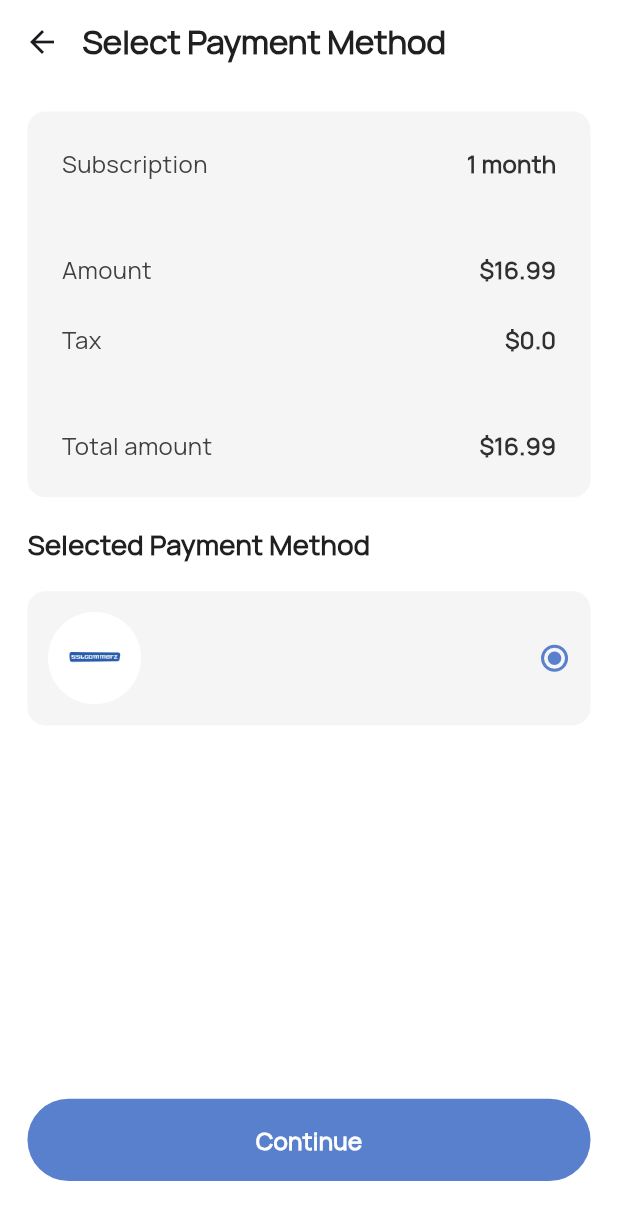
After one commit to Sayeed-Maheen/Falaj-User-App, a Flutter app: the SelectPaymentMethodScreen screen opened directly, on a phone screen of 412 x 824 dp. The commit adds this screen. Shown: the top 1220 px of the screen. Run offline on Flutter 3.47's test engine with Material 2 defaults, Android fonts, the phone set to English and light mode, and no system bars; our stand-ins replace dotted_border, dropdown_button2, file_picker, flutter_screenutil, flutter_svg, flutter_switch and 2 more; accounts and stored records are empty.

Commit message:
20.08.23

```diff
--- /dev/null
+++ b/lib/screens/select_payment_method_screen.dart
@@ -0,0 +1,212 @@
+import 'package:falaj_user_app/screens/select_payment_method_congrats_screen.dart';
+import 'package:flutter/material.dart';
+import 'package:flutter_screenutil/flutter_screenutil.dart';
+
+import '../utils/app_colors.dart';
+
+class SelectPaymentMethodScreen extends StatefulWidget {
+  const SelectPaymentMethodScreen({Key? key}) : super(key: key);
+
+  @override
+  State<SelectPaymentMethodScreen> createState() =>
+      _SelectPaymentMethodScreenState();
+}
+
+class _SelectPaymentMethodScreenState extends State<SelectPaymentMethodScreen> {
+  int _radioSelected = 1;
+  late String _radioVal;
+
+  @override
+  Widget build(BuildContext context) {
+    return Scaffold(
+      backgroundColor: AppColors.colorWhiteHighEmp,
+      appBar: AppBar(
+        flexibleSpace: Container(
+          color: AppColors.colorWhiteHighEmp, // Set a fixed color here
+        ),
+        titleSpacing: -1,
+        leading: IconButton(
+          onPressed: () => Navigator.pop(context),
+          icon: const Icon(
+            Icons.arrow_back,
+            //  color: AppColors.colorBlackHighEmp,
+          ),
+        ),
+        title: const Text(
+          "Select Payment Method",
+          style: TextStyle(
+              color: AppColors.colorBlackHighEmp, fontWeight: FontWeight.w600),
+        ),
+      ),
+      body: SafeArea(
+          child: ListView(
+        children: [
+          Container(
+            margin: REdgeInsets.all(16),
+            padding: REdgeInsets.all(20),
+            decoration: BoxDecoration(
+              color: AppColors.colorGrey2,
+              borderRadius: BorderRadius.circular(12),
+            ),
+            child: Column(
+              children: [
+                Row(
+                  mainAxisAlignment: MainAxisAlignment.spaceBetween,
+                  children: [
+                    Text(
+                      "Subscription",
+                      style: TextStyle(
+                        fontSize: 14.sp,
+                        fontWeight: FontWeight.w300,
+                        color: AppColors.colorText,
+                      ),
+                    ),
+                    Text(
+                      "1 month",
+                      style: TextStyle(
+                        fontSize: 14.sp,
+                        fontWeight: FontWeight.w600,
+                        color: AppColors.colorText2,
+                      ),
+                    ),
+                  ],
+                ),
+                SizedBox(height: 40.h),
+                Row(
+                  mainAxisAlignment: MainAxisAlignment.spaceBetween,
+                  children: [
+                    Text(
+                      "Amount",
+                      style: TextStyle(
+                        fontSize: 14.sp,
+                        fontWeight: FontWeight.w300,
+                        color: AppColors.colorText,
+                      ),
+                    ),
+                    Text(
+                      "\$16.99",
+                      style: TextStyle(
+                        fontSize: 14.sp,
+                        fontWeight: FontWeight.w600,
+                        color: AppColors.colorText2,
+                      ),
+                    ),
+                  ],
+                ),
+                SizedBox(height: 20.h),
+                Row(
+                  mainAxisAlignment: MainAxisAlignment.spaceBetween,
+                  children: [
+                    Text(
+                      "Tax",
+                      style: TextStyle(
+                        fontSize: 14.sp,
+                        fontWeight: FontWeight.w300,
+                        color: AppColors.colorText,
+                      ),
+                    ),
+                    Text(
+                      "\$0.0",
+                      style: TextStyle(
+                        fontSize: 14.sp,
+                        fontWeight: FontWeight.w600,
+                        color: AppColors.colorText2,
+                      ),
+                    ),
+                  ],
+                ),
+                SizedBox(height: 40.h),
+                Row(
+                  mainAxisAlignment: MainAxisAlignment.spaceBetween,
+                  children: [
+                    Text(
+                      "Total amount",
+                      style: TextStyle(
+                        fontSize: 14.sp,
+                        fontWeight: FontWeight.w300,
+                        color: AppColors.colorText,
+                      ),
+                    ),
+                    Text(
+                      "\$16.99",
+                      style: TextStyle(
+                        fontSize: 14.sp,
+                        fontWeight: FontWeight.w600,
+                        color: AppColors.colorText2,
+                      ),
+                    ),
+                  ],
+                ),
+              ],
+            ),
+          ),
+          Padding(
+            padding: REdgeInsets.only(left: 16, bottom: 16),
+            child: Text(
+              "Selected Payment Method",
+              style: TextStyle(
+                fontSize: 16.sp,
+                fontWeight: FontWeight.w600,
+                color: AppColors.colorBlackHighEmp,
+              ),
+            ),
+          ),
+          Container(
+            margin: REdgeInsets.symmetric(horizontal: 16),
+            padding: REdgeInsets.only(top: 12, bottom: 12, left: 12),
+            decoration: BoxDecoration(
+              color: AppColors.colorGrey2,
+              borderRadius: BorderRadius.circular(12),
+            ),
+            child: Row(
+              mainAxisAlignment: MainAxisAlignment.spaceBetween,
+              children: [
+                Image.asset(
+                  "assets/images/payment.png",
+                  height: 62,
+                  width: 62,
+                  fit: BoxFit.fill,
+                ),
+                Radio(
+                  value: 1,
+                  groupValue: _radioSelected,
+                  activeColor: AppColors.colorPrimary,
+                  onChanged: (value) {
+                    setState(() {
+                      _radioSelected = value!;
+                      _radioVal = 'male';
+                    });
+                  },
+                ),
+              ],
+            ),
+          ),
+        ],
+      )),
+      bottomNavigationBar: InkWell(
+        onTap: () {
+          Navigator.push(context,
+              MaterialPageRoute(builder: (context) => const SelectPaymentMethodCongratsScreen()));
+        },
+        child: Container(
+          height: 46.h,
+          width: double.infinity,
+          margin: REdgeInsets.symmetric(horizontal: 16, vertical: 32),
+          decoration: BoxDecoration(
+              color: AppColors.colorPrimary,
+              borderRadius: BorderRadius.circular(100)),
+          child: Center(
+            child: Text(
+              'Continue',
+              style: TextStyle(
+                color: AppColors.colorWhiteHighEmp,
+                fontSize: 14.sp,
+                fontWeight: FontWeight.w600,
+              ),
+            ),
+          ),
+        ),
+      ),
+    );
+  }
+}
--- a/lib/utils/app_colors.dart
+++ b/lib/utils/app_colors.dart
@@ -14,6 +14,9 @@ class AppColors {
   static const colorSecondaryLighter = Color(0xffFFEBCF);
 
   static const colorGrey = Color(0xffEEEEEE);
+  static const colorGrey2 = Color(0xfff5f5f5);
+  static const colorText = Color(0xff404040);
+  static const colorText2 = Color(0xff303030);
   static const colorLocation = Color(0xff7C7C7C);
   static const colorGreyDark = Color(0xff808080);
   static const colorGreyLight = Color(0xffE7E7E7);
```
Also changed, not shown: lib/screens/falaj_details_screen.dart (+8 -1 lines), lib/screens/select_payment_method_congrats_screen.dart (added, +73 -0 lines), assets/images/gif.gif (added), assets/images/payment.png (added).
